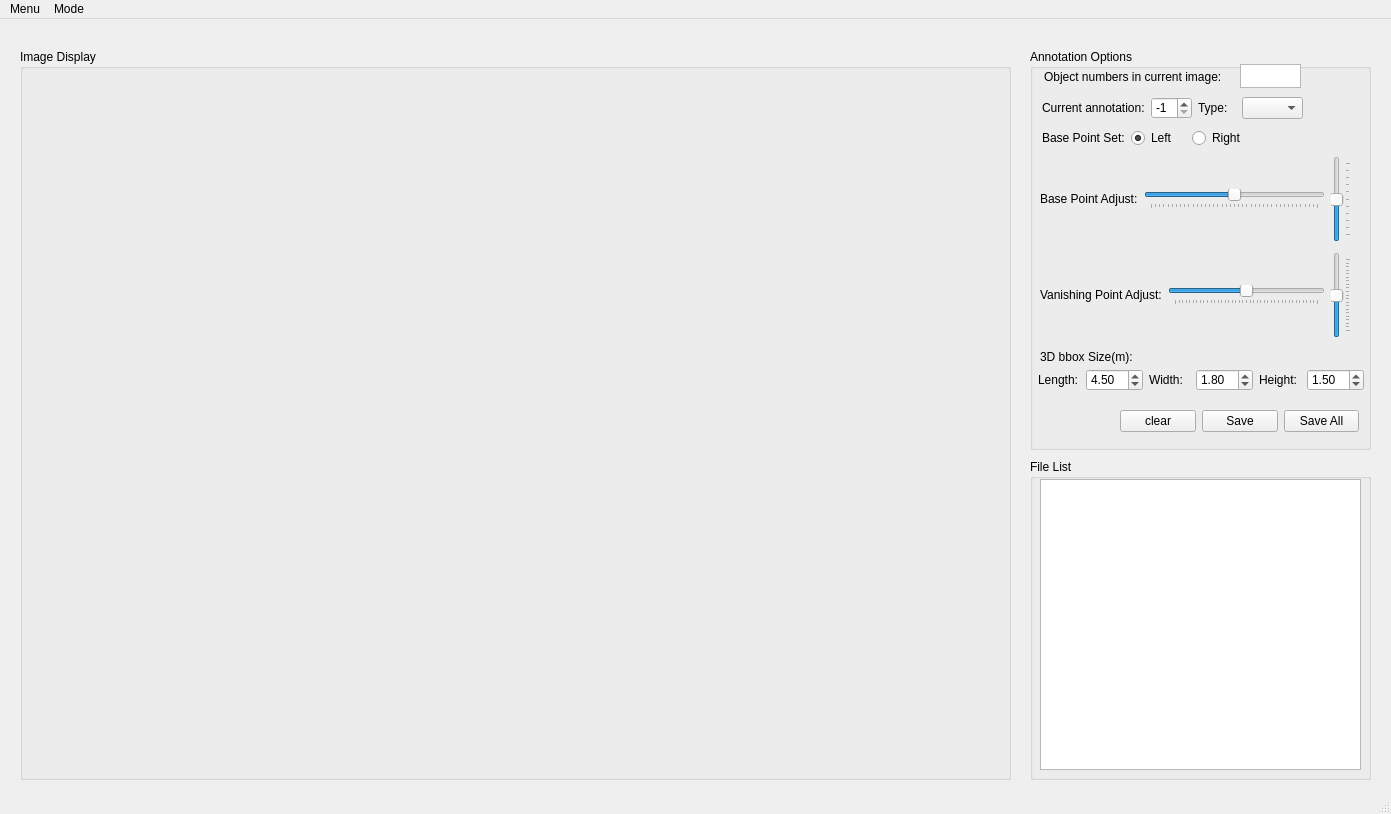
The window that interface.ui (stjuliet/Labelimg3D) describes before a commit, drawn with Qt 5.
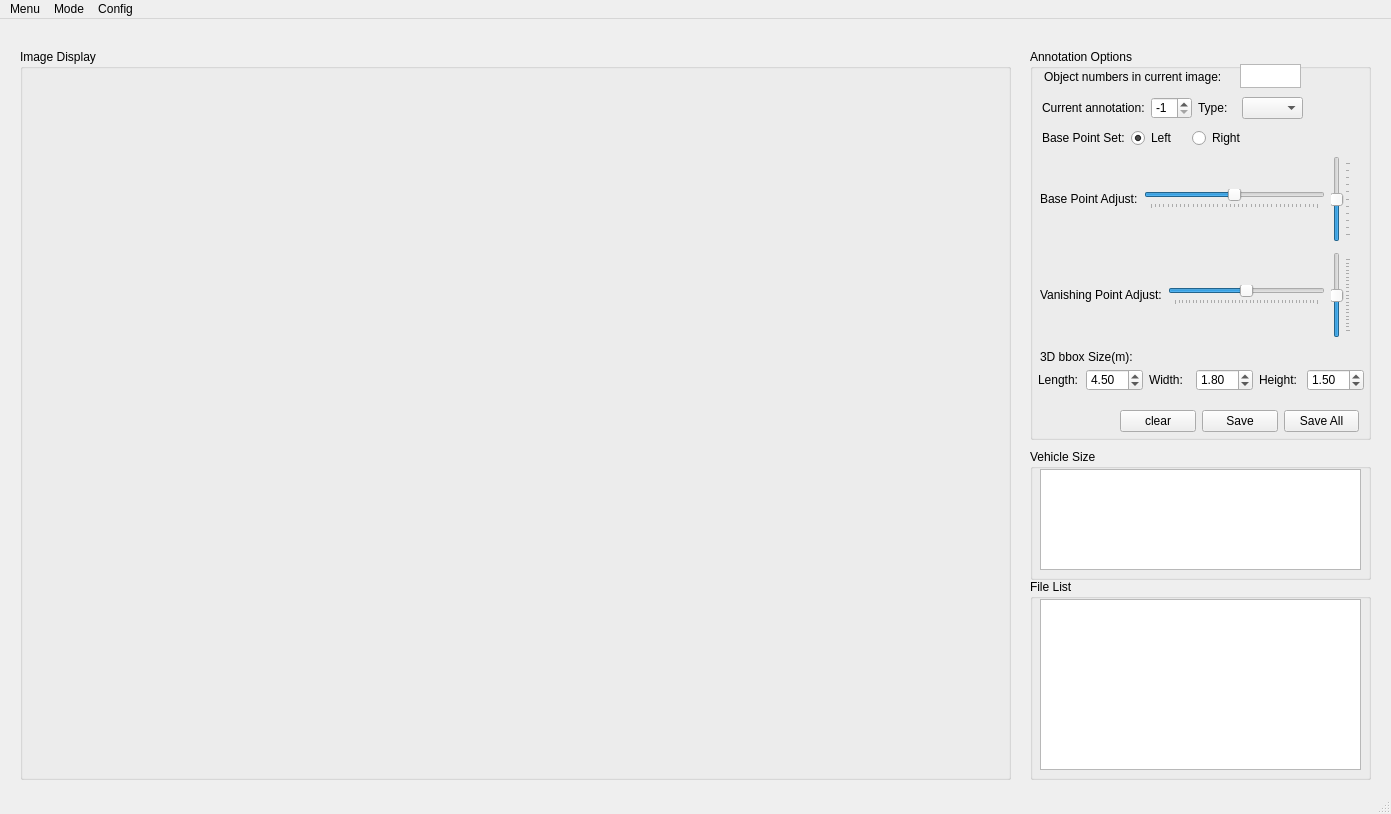
The same window after the commit.

Commit message: add vehicle size load function and update xml file format

What changed in the file:
```diff
--- a/interface.ui
+++ b/interface.ui
@@ -62,9 +62,9 @@
     <property name="geometry">
      <rect>
       <x>1030</x>
-      <y>440</y>
+      <y>560</y>
       <width>341</width>
-      <height>321</height>
+      <height>201</height>
      </rect>
     </property>
     <property name="sizePolicy">
@@ -82,7 +82,7 @@
        <x>10</x>
        <y>20</y>
        <width>321</width>
-       <height>291</height>
+       <height>171</height>
       </rect>
      </property>
      <property name="editTriggers">
@@ -96,7 +96,7 @@
       <x>1030</x>
       <y>30</y>
       <width>341</width>
-      <height>401</height>
+      <height>391</height>
      </rect>
     </property>
     <property name="sizePolicy">
@@ -469,6 +469,32 @@
      </layout>
     </widget>
    </widget>
+   <widget class="QGroupBox" name="groupBox_VehSize">
+    <property name="geometry">
+     <rect>
+      <x>1030</x>
+      <y>430</y>
+      <width>341</width>
+      <height>131</height>
+     </rect>
+    </property>
+    <property name="title">
+     <string>Vehicle Size</string>
+    </property>
+    <widget class="QListView" name="listView_VehSize">
+     <property name="geometry">
+      <rect>
+       <x>10</x>
+       <y>20</y>
+       <width>321</width>
+       <height>101</height>
+      </rect>
+     </property>
+     <property name="editTriggers">
+      <set>QAbstractItemView::NoEditTriggers</set>
+     </property>
+    </widget>
+   </widget>
   </widget>
   <widget class="QMenuBar" name="menubar">
    <property name="geometry">
@@ -491,8 +517,15 @@
     </property>
     <addaction name="actionkeypoint_only"/>
    </widget>
+   <widget class="QMenu" name="menuConfig">
+    <property name="title">
+     <string>Config</string>
+    </property>
+    <addaction name="actionvehicle_size"/>
+   </widget>
    <addaction name="menuMenu"/>
    <addaction name="menuRevise_Mode"/>
+   <addaction name="menuConfig"/>
   </widget>
   <widget class="QStatusBar" name="statusbar"/>
   <action name="actionOpen_Folder">
```
Left out of the diff: 62 changed lines with no effect on the pictures. The commit also changes 6 other files.
